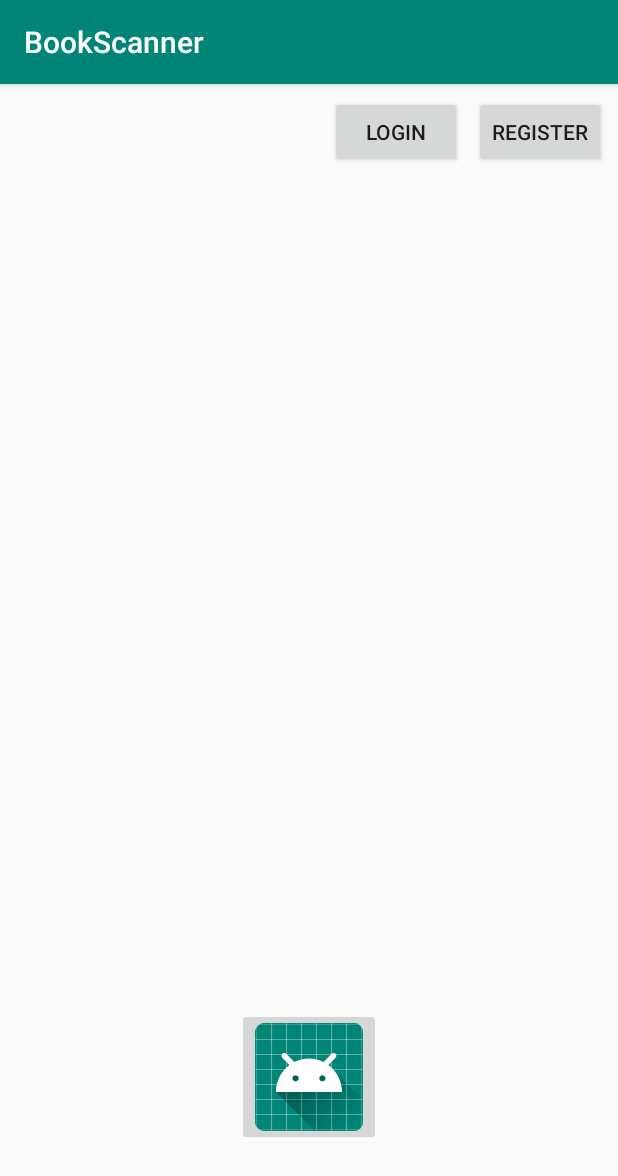
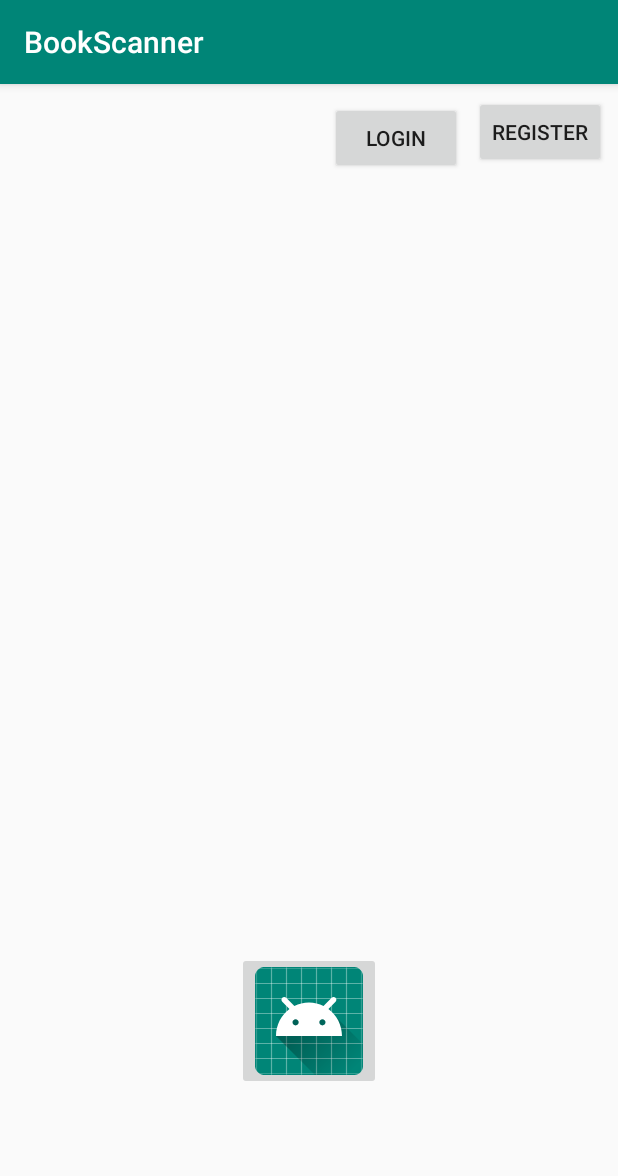
Before and after one commit to ayelkina/BookScanner, an Android app: the screen it shows after launch (MainApp), on a phone screen of 412 x 824 dp. Shown: the top 1176 px of the screen. Run offline under Robolectric (Android 15) with nearby library versions, the phone set to English and light mode, and no system bars.

Commit message:
small chamges

```diff
--- a/app/src/main/res/layout/main_app.xml
+++ b/app/src/main/res/layout/main_app.xml
@@ -10,9 +10,8 @@
             android:layout_width="wrap_content"
             android:layout_height="wrap_content" app:srcCompat="@mipmap/ic_launcher_round"
             android:id="@+id/imageButton2"
-            app:layout_constraintStart_toStartOf="parent" app:layout_constraintHorizontal_bias="0.5"
-            app:layout_constraintEnd_toEndOf="parent"
-            app:layout_constraintBottom_toBottomOf="parent" android:layout_marginBottom="60dp"/>
+            app:layout_constraintStart_toStartOf="parent" app:layout_constraintBottom_toBottomOf="parent"
+            app:layout_constraintEnd_toEndOf="parent" android:layout_marginBottom="97dp"/>
     <android.support.constraint.Guideline android:layout_width="wrap_content" android:layout_height="wrap_content"
                                           android:id="@+id/guideline2" app:layout_constraintGuide_begin="-36dp"
                                           android:orientation="vertical"/>
@@ -21,16 +20,15 @@
             android:layout_width="wrap_content"
             android:layout_height="wrap_content"
             android:id="@+id/loginBtn"
-            android:layout_marginTop="8dp" app:layout_constraintTop_toTopOf="parent"
-            app:layout_constraintEnd_toStartOf="@+id/registerBtn"
-            android:layout_marginEnd="8dp" android:layout_marginRight="8dp"/>
+            app:layout_constraintTop_toTopOf="@+id/registerBtn" android:layout_marginTop="8dp"
+            app:layout_constraintEnd_toStartOf="@+id/registerBtn" android:layout_marginEnd="8dp"
+            android:layout_marginRight="8dp" app:layout_constraintBottom_toBottomOf="@+id/registerBtn"/>
     <Button
             android:text="Register"
             android:layout_width="wrap_content"
             android:layout_height="wrap_content"
-            android:id="@+id/registerBtn" android:layout_marginTop="8dp"
-            app:layout_constraintTop_toTopOf="parent"
-            app:layout_constraintEnd_toEndOf="parent"
-            android:layout_marginEnd="8dp" android:layout_marginRight="8dp"
+            android:id="@+id/registerBtn"
+            app:layout_constraintTop_toTopOf="parent" android:layout_marginTop="8dp" android:layout_marginEnd="8dp"
+            android:layout_marginRight="8dp" app:layout_constraintEnd_toEndOf="parent"
     />
 </android.support.constraint.ConstraintLayout>
```
Also changed, not shown: 1 other file.
